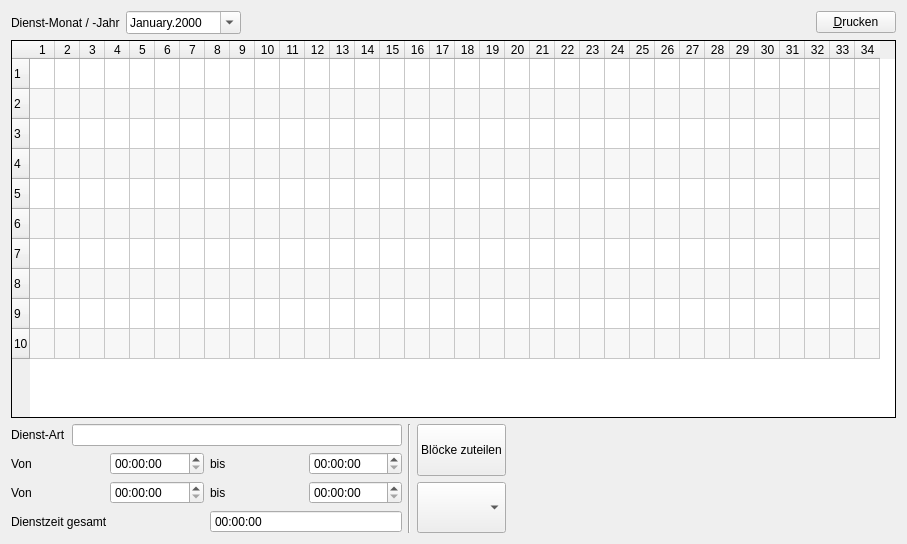
Before: the Qt Designer form crosterwindow.ui in joergpauly/megaroster, drawn with Qt 5.
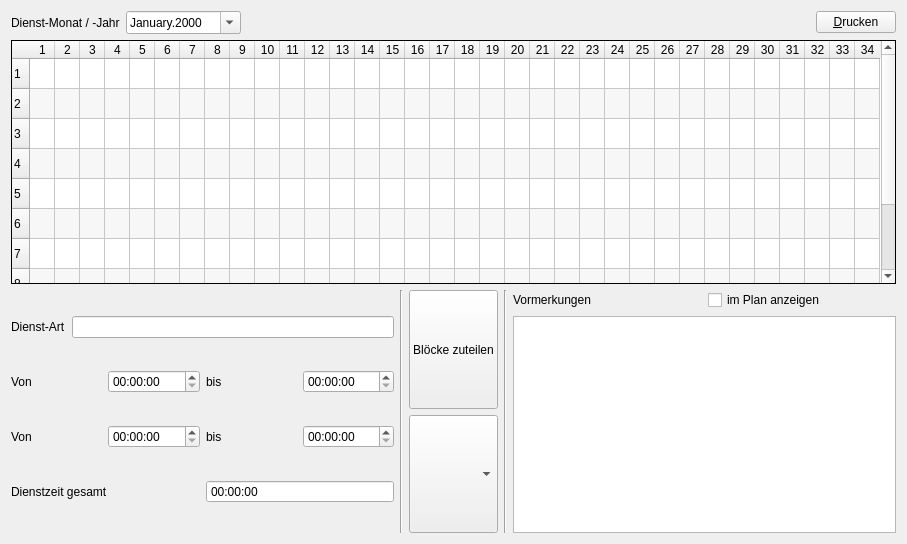
After: the same form once the commit is applied.

What changed in the file:
```diff
--- a/crosterwindow.ui
+++ b/crosterwindow.ui
@@ -271,17 +271,64 @@
       </layout>
      </item>
      <item>
-      <spacer name="horizontalSpacer_2">
+      <widget class="Line" name="line_2">
        <property name="orientation">
-        <enum>Qt::Horizontal</enum>
+        <enum>Qt::Vertical</enum>
        </property>
-       <property name="sizeHint" stdset="0">
-        <size>
-         <width>40</width>
-         <height>20</height>
-        </size>
-       </property>
-      </spacer>
+      </widget>
+     </item>
+     <item>
+      <layout class="QVBoxLayout" name="verticalLayout_4">
+       <item>
+        <layout class="QHBoxLayout" name="horizontalLayout_3">
+         <item>
+          <widget class="QLabel" name="label_8">
+           <property name="text">
+            <string>Vormerkungen</string>
+           </property>
+          </widget>
+         </item>
+         <item>
+          <widget class="QCheckBox" name="cbShowAlerts">
+           <property name="text">
+            <string>im Plan anzeigen</string>
+           </property>
+          </widget>
+         </item>
+        </layout>
+       </item>
+       <item>
+        <widget class="QTableWidget" name="tblPrealerts">
+         <property name="toolTip">
+          <string>Doppelklicken zum Übernehmen</string>
+         </property>
+         <property name="editTriggers">
+          <set>QAbstractItemView::NoEditTriggers</set>
+         </property>
+         <property name="selectionMode">
+          <enum>QAbstractItemView::SingleSelection</enum>
+         </property>
+         <property name="rowCount">
+          <number>0</number>
+         </property>
+         <property name="columnCount">
+          <number>0</number>
+         </property>
+         <attribute name="horizontalHeaderVisible">
+          <bool>true</bool>
+         </attribute>
+         <attribute name="horizontalHeaderDefaultSectionSize">
+          <number>70</number>
+         </attribute>
+         <attribute name="verticalHeaderVisible">
+          <bool>false</bool>
+         </attribute>
+         <attribute name="verticalHeaderCascadingSectionResizes">
+          <bool>true</bool>
+         </attribute>
+        </widget>
+       </item>
+      </layout>
      </item>
     </layout>
    </item>
```
